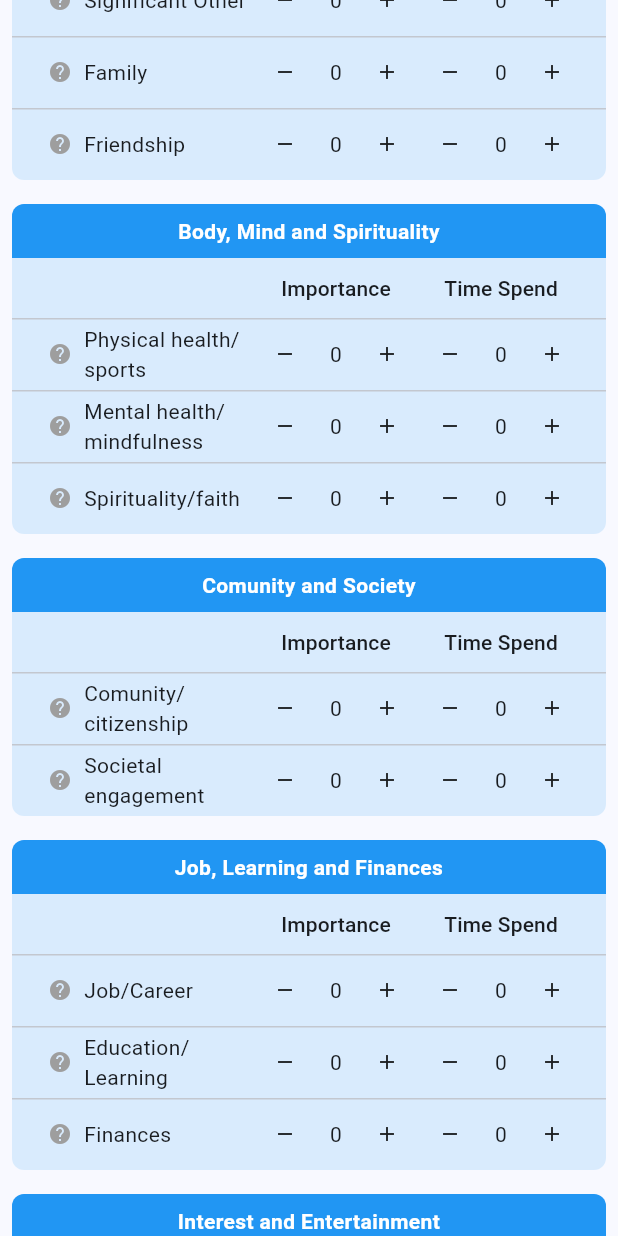
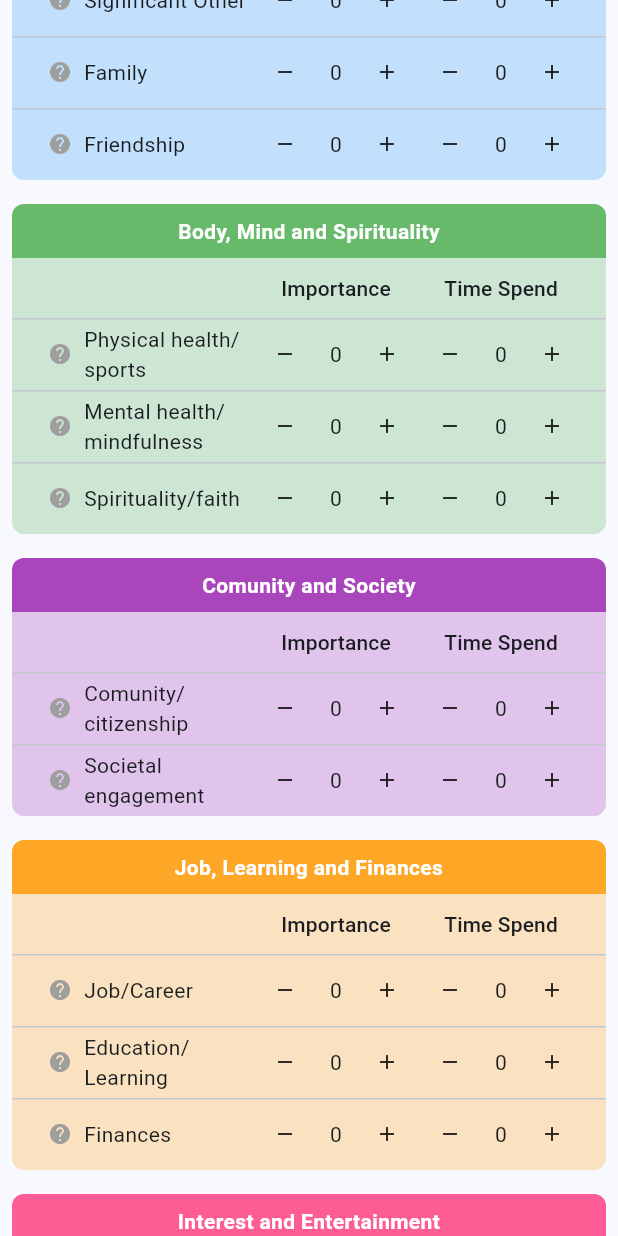
Before and after one commit to ne-supanat/life_portfolio, a Flutter app: the screen it shows after launch, scrolled down 576 dp, after a tap on the "remove" icon, on a phone screen of 412 x 824 dp. Run offline on Flutter 3.47's test engine with Material 3 defaults, Android fonts, the phone set to English and light mode, and no system bars; our stand-ins replace fl_chart, flutter_bloc, get_it, shared_preferences.

Commit message:
implement focusing area and unit

```diff
--- a/lib/features/index_bloc.dart
+++ b/lib/features/index_bloc.dart
@@ -7,6 +7,14 @@ class LifeBloc extends Cubit<LifeModel> {
   LifeBloc(this.lifeModel) : super(lifeModel);
 
   final LifeModel lifeModel;
+
+  updateFocusedArea(LifeAreaKey? area) {
+    emit(state.focusArea(area));
+  }
+
+  updateFocusedUnit(LifeUnitKey? unit) {
+    emit(state.focusUnit(unit));
+  }
 
   updateUnitImportanceIncrease(LifeUnitKey key) {
     final tempLife = Map<LifeUnitKey, LifeUnitModel>.from(state.life);
--- a/lib/global/constants/life_unit_keys.dart
+++ b/lib/global/constants/life_unit_keys.dart
@@ -30,17 +30,17 @@ extension LifeAreaKeyExtension on LifeAreaKey {
   Color get color {
     switch (this) {
       case LifeAreaKey.relationships:
-        return Colors.red;
+        return Colors.blue;
       case LifeAreaKey.bodyMindSpirituality:
         return Colors.green;
       case LifeAreaKey.comunitySociety:
-        return Colors.blue;
+        return Colors.purple;
       case LifeAreaKey.jobLearningFinances:
-        return Colors.purple;
+        return Colors.orange;
       case LifeAreaKey.interestEntertainment:
-        return Colors.orange;
+        return Colors.pinkAccent;
       case LifeAreaKey.personalCare:
-        return Colors.pink;
+        return Colors.red;
     }
   }
 }
--- a/lib/global/widgets/graph.dart
+++ b/lib/global/widgets/graph.dart
@@ -11,18 +11,27 @@ class Graph extends StatelessWidget {
 
   @override
   Widget build(BuildContext context) {
-    return BlocBuilder<LifeBloc, LifeModel>(builder: (context, value) {
+    return BlocBuilder<LifeBloc, LifeModel>(builder: (context, state) {
       return ScatterChart(
         ScatterChartData(
-          scatterSpots: value.life
+          scatterSpots: state.life
               .map(
                 (key, value) => MapEntry(
-                    key,
-                    _dot(
-                        x: value.satisfaction.toDouble(),
-                        y: value.importance.toDouble(),
-                        size: value.timeSpend.toDouble(),
-                        color: key.area.color.withOpacity(0.5))),
+                  key,
+                  _dot(
+                    x: value.satisfaction.toDouble(),
+                    y: value.importance.toDouble(),
+                    size: value.timeSpend.toDouble(),
+                    color: key.area.color.withOpacity(
+                      (state.focusedArea == null && state.focusedUnit == null)
+                          ? 0.5
+                          : state.focusedUnit == key || state.focusedArea == key.area
+                              ? 0.9
+                              : 0.2,
+                    ),
+                    strokeWidth: state.focusedUnit == key || state.focusedArea == key.area ? 1 : 0,
+                  ),
+                ),
               )
               .values
               .toList(),
@@ -65,9 +74,19 @@ class Graph extends StatelessWidget {
     );
   }
 
-  ScatterSpot _dot(
-      {required double x, required double y, required double size, required Color color}) {
+  ScatterSpot _dot({
+    required double x,
+    required double y,
+    required double size,
+    required Color color,
+    double strokeWidth = 0,
+  }) {
     return ScatterSpot(x, y,
-        dotPainter: FlDotCirclePainter(radius: (size + 1) / 1.68 * 4, color: color));
+        dotPainter: FlDotCirclePainter(
+          radius: (size + 1) / 1.68 * 4,
+          color: color,
+          strokeWidth: strokeWidth,
+          strokeColor: Colors.black,
+        ));
   }
 }
--- a/lib/global/widgets/input_board.dart
+++ b/lib/global/widgets/input_board.dart
@@ -24,6 +24,7 @@ class InputBoard extends StatelessWidget {
             children: [
               const Tooltip(
                 message: 'Importance: 0 - 10\nTime spend: hours per week\nSatisfication: 0 - 10',
+                verticalOffset: 8,
                 child: Row(
                   children: [
                     Icon(
@@ -52,79 +53,90 @@ class InputBoard extends StatelessWidget {
           ),
         ),
         _box(
-          color: Colors.blue.shade100,
+          context,
           area: LifeAreaKey.relationships,
           children: [
-            _tableRow(context: context, topic: LifeUnitKey.significantOther),
-            _tableRow(context: context, topic: LifeUnitKey.family),
-            _tableRow(context: context, topic: LifeUnitKey.friendship),
+            _tableRow(context: context, unit: LifeUnitKey.significantOther),
+            _tableRow(context: context, unit: LifeUnitKey.family),
+            _tableRow(context: context, unit: LifeUnitKey.friendship),
           ],
         ),
         _box(
-          color: Colors.blue.shade100,
+          context,
           area: LifeAreaKey.bodyMindSpirituality,
           children: [
-            _tableRow(context: context, topic: LifeUnitKey.physicalHealth),
-            _tableRow(context: context, topic: LifeUnitKey.mentalHealth),
-            _tableRow(context: context, topic: LifeUnitKey.spirituality),
+            _tableRow(context: context, unit: LifeUnitKey.physicalHealth),
+            _tableRow(context: context, unit: LifeUnitKey.mentalHealth),
+            _tableRow(context: context, unit: LifeUnitKey.spirituality),
           ],
         ),
         _box(
-          color: Colors.blue.shade100,
+          context,
           area: LifeAreaKey.comunitySociety,
           children: [
-            _tableRow(context: context, topic: LifeUnitKey.community),
-            _tableRow(context: context, topic: LifeUnitKey.societalEngagement),
+            _tableRow(context: context, unit: LifeUnitKey.community),
+            _tableRow(context: context, unit: LifeUnitKey.societalEngagement),
           ],
         ),
         _box(
-          color: Colors.blue.shade100,
+          context,
           area: LifeAreaKey.jobLearningFinances,
           children: [
-            _tableRow(context: context, topic: LifeUnitKey.job),
-            _tableRow(context: context, topic: LifeUnitKey.education),
-            _tableRow(context: context, topic: LifeUnitKey.finances),
+            _tableRow(context: context, unit: LifeUnitKey.job),
+            _tableRow(context: context, unit: LifeUnitKey.education),
+            _tableRow(context: context, unit: LifeUnitKey.finances),
           ],
         ),
         _box(
-          color: Colors.blue.shade100,
+          context,
           area: LifeAreaKey.interestEntertainment,
           children: [
-            _tableRow(context: context, topic: LifeUnitKey.hobbies),
-            _tableRow(context: context, topic: LifeUnitKey.onlineEntertainment),
-            _tableRow(context: context, topic: LifeUnitKey.offlineEntertainment),
+            _tableRow(context: context, unit: LifeUnitKey.hobbies),
+            _tableRow(context: context, unit: LifeUnitKey.onlineEntertainment),
+            _tableRow(context: context, unit: LifeUnitKey.offlineEntertainment),
           ],
         ),
         _box(
-          color: Colors.blue.shade100,
+          context,
           area: LifeAreaKey.personalCare,
           children: [
-            _tableRow(context: context, topic: LifeUnitKey.physiologicalNeeds),
-            _tableRow(context: context, topic: LifeUnitKey.activitiesDailyLiving),
+            _tableRow(context: context, unit: LifeUnitKey.physiologicalNeeds),
+            _tableRow(context: context, unit: LifeUnitKey.activitiesDailyLiving),
           ],
         ),
       ],
     );
   }
 
-  Widget _box({required LifeAreaKey area, required List<DataRow> children, required Color color}) {
+  Widget _box(BuildContext context, {required LifeAreaKey area, required List<DataRow> children}) {
     return Container(
       margin: const EdgeInsets.all(8),
-      decoration:
-          BoxDecoration(color: color.withOpacity(0.5), borderRadius: BorderRadius.circular(8)),
+      decoration: BoxDecoration(
+          color: area.color.withOpacity(0.25), borderRadius: BorderRadius.circular(8)),
       child: Column(
         crossAxisAlignment: CrossAxisAlignment.stretch,
         children: [
-          Container(
+          InkWell(
+            onTap: () {},
+            onHover: (value) {
+              final lifeBloc = BlocProvider.of<LifeBloc>(context);
+              if (value) {
+                lifeBloc.updateFocusedArea(area);
+              } else {
+                lifeBloc.updateFocusedArea(null);
+              }
+            },
+            child: Container(
               padding: const EdgeInsets.symmetric(vertical: 8.0),
-            decoration: const BoxDecoration(
-              color: Colors.blue,
-              borderRadius: BorderRadius.vertical(top: Radius.circular(8)),
+              decoration: BoxDecoration(
+                color: area.color.withOpacity(0.8),
+                borderRadius: const BorderRadius.vertical(top: Radius.circular(8)),
               ),
               child: Text(
                 area.name,
                 style: const TextStyle(color: Colors.white, fontWeight: FontWeight.bold),
                 textAlign: TextAlign.center,
+              ),
             ),
           ),
           SingleChildScrollView(
@@ -160,31 +172,49 @@ class InputBoard extends StatelessWidget {
     );
   }
 
-  DataRow _tableRow({required BuildContext context, required LifeUnitKey topic}) {
+  DataRow _tableRow({required BuildContext context, required LifeUnitKey unit}) {
     return DataRow(
       color: const MaterialStatePropertyAll(Colors.transparent),
       cells: [
         DataCell(
           SizedBox(
             width: columnFirstWidth,
+            child: InkWell(
+              splashColor: Colors.transparent,
+              hoverColor: Colors.transparent,
+              highlightColor: Colors.transparent,
+              onTap: () {},
+              onHover: (value) {
+                final lifeBloc = BlocProvider.of<LifeBloc>(context);
+                if (value) {
+                  lifeBloc.updateFocusedUnit(unit);
+                } else {
+                  lifeBloc.updateFocusedUnit(null);
+                }
+              },
+              child: Tooltip(
+                  message: '${unit.name}:\n${unit.desc}',
+                  waitDuration: const Duration(milliseconds: 500),
+                  margin: const EdgeInsets.only(left: 48),
                   child: Row(
                     children: [
-                Tooltip(
-                    message: '${topic.name}:\n${topic.desc}',
-                    child: const Icon(
+                      const Icon(
                         Icons.help,
                         size: 16,
                         color: Colors.grey,
+                      ),
+                      const SizedBox(width: 8),
+                      Expanded(
+                        child: Text(unit.name),
+                      ),
+                    ],
                   )),
-                const SizedBox(width: 8),
-                Expanded(child: Text(topic.name)),
-              ],
             ),
           ),
         ),
-        _inputCell(InputField(topic: topic, index: LifeUnitIndexKey.importance)),
-        _inputCell(InputField(topic: topic, index: LifeUnitIndexKey.timeSpend)),
-        _inputCell(InputField(topic: topic, index: LifeUnitIndexKey.satisfaction)),
+        _inputCell(InputField(unit: unit, index: LifeUnitIndexKey.importance)),
+        _inputCell(InputField(unit: unit, index: LifeUnitIndexKey.timeSpend)),
+        _inputCell(InputField(unit: unit, index: LifeUnitIndexKey.satisfaction)),
       ],
     );
   }
--- a/lib/global/widgets/input_field.dart
+++ b/lib/global/widgets/input_field.dart
@@ -9,10 +9,10 @@ import '../constants/life_unit_index_keys.dart';
 import '../constants/life_unit_keys.dart';
 
 class InputField extends StatefulWidget {
-  const InputField({super.key, required this.index, required this.topic});
+  const InputField({super.key, required this.index, required this.unit});
 
   final LifeUnitIndexKey index;
-  final LifeUnitKey topic;
+  final LifeUnitKey unit;
 
   @override
   State<InputField> createState() => _InputFieldState();
@@ -105,24 +105,24 @@ class _InputFieldState extends State<InputField> {
   int _value(LifeModel state) {
     switch (widget.index) {
       case LifeUnitIndexKey.importance:
-        return state.life[widget.topic]!.importance;
+        return state.life[widget.unit]!.importance;
       case LifeUnitIndexKey.timeSpend:
-        return state.life[widget.topic]!.timeSpend;
+        return state.life[widget.unit]!.timeSpend;
       case LifeUnitIndexKey.satisfaction:
-        return state.life[widget.topic]!.satisfaction;
+        return state.life[widget.unit]!.satisfaction;
     }
   }
 
   _decrease() {
     switch (widget.index) {
       case LifeUnitIndexKey.importance:
-        lifeBloc.updateUnitImportanceDecrease(widget.topic);
+        lifeBloc.updateUnitImportanceDecrease(widget.unit);
         break;
       case LifeUnitIndexKey.timeSpend:
-        lifeBloc.updateUnitTimeSpendDecrease(widget.topic);
+        lifeBloc.updateUnitTimeSpendDecrease(widget.unit);
         break;
       case LifeUnitIndexKey.satisfaction:
-        lifeBloc.updateUnitSatisfactionDecrease(widget.topic);
+        lifeBloc.updateUnitSatisfactionDecrease(widget.unit);
         break;
     }
   }
@@ -130,13 +130,13 @@ class _InputFieldState extends State<InputField> {
   _increase() {
     switch (widget.index) {
       case LifeUnitIndexKey.importance:
-        lifeBloc.updateUnitImportanceIncrease(widget.topic);
+        lifeBloc.updateUnitImportanceIncrease(widget.unit);
         break;
       case LifeUnitIndexKey.timeSpend:
-        lifeBloc.updateUnitTimeSpendIncrease(widget.topic);
+        lifeBloc.updateUnitTimeSpendIncrease(widget.unit);
         break;
       case LifeUnitIndexKey.satisfaction:
-        lifeBloc.updateUnitSatisfactionIncrease(widget.topic);
+        lifeBloc.updateUnitSatisfactionIncrease(widget.unit);
         break;
     }
   }
--- a/lib/models/life_model.dart
+++ b/lib/models/life_model.dart
@@ -8,7 +8,10 @@ import 'life_unit_model.dart';
 class LifeModel {
   final Map<LifeUnitKey, LifeUnitModel> life;
 
-  LifeModel(this.life);
+  final LifeAreaKey? focusedArea;
+  final LifeUnitKey? focusedUnit;
+
+  LifeModel(this.life, {this.focusedArea, this.focusedUnit});
 
   factory LifeModel.i() {
     return LifeModel(
@@ -27,6 +30,14 @@ class LifeModel {
   LifeModel update(Map<LifeUnitKey, LifeUnitModel> life) {
     GetIt.instance<AppSharedPref>().writLife(LifeModel(life));
     return LifeModel(life);
+  }
+
+  LifeModel focusArea(LifeAreaKey? area) {
+    return LifeModel(life, focusedArea: area);
+  }
+
+  LifeModel focusUnit(LifeUnitKey? unit) {
+    return LifeModel(life, focusedUnit: unit);
   }
 
   static const _$LifeUnitEnumMap = {
```
Also changed, not shown: 2 other files. Lines whose indentation alone changed are shown as unchanged.
